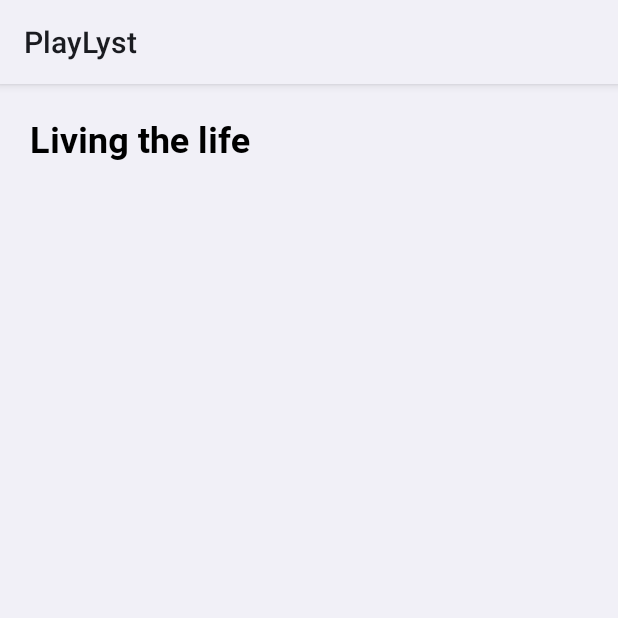
After one commit to JuliaJamnicka/PlayLyst, an Android app: the fragment MoodAddEditFragment shown on its own in the app's theme, on a phone screen of 412 x 824 dp, the top half of it. The commit adds this screen. Run offline under Robolectric (Android 15) with nearby library versions, the phone set to English and light mode, and no system bars.

Commit message:
added mood layouts and fragment

```diff
--- /dev/null
+++ b/app/src/main/java/cz/muni/fi/pv239/juliajamnicka/playlyst/ui/moods/MoodAddEditFragment.kt
@@ -0,0 +1,27 @@
+package cz.muni.fi.pv239.juliajamnicka.playlyst.ui.moods
+
+import android.os.Bundle
+import androidx.fragment.app.Fragment
+import android.view.LayoutInflater
+import android.view.View
+import android.view.ViewGroup
+import cz.muni.fi.pv239.juliajamnicka.playlyst.databinding.FragmentMoodAddEditBinding
+import cz.muni.fi.pv239.juliajamnicka.playlyst.repository.MoodRepository
+
+
+class MoodAddEditFragment : Fragment() {
+    private lateinit var binding: FragmentMoodAddEditBinding
+    private val moodRepository: MoodRepository by lazy {
+        MoodRepository(requireContext())
+    }
+
+    override fun onCreateView(
+        inflater: LayoutInflater, container: ViewGroup?,
+        savedInstanceState: Bundle?
+    ): View {
+        binding = FragmentMoodAddEditBinding.inflate(layoutInflater, container, false)
+        return binding.root
+    }
+
+
+}
--- /dev/null
+++ b/app/src/main/res/layout/fragment_mood_add_edit.xml
@@ -0,0 +1,30 @@
+<?xml version="1.0" encoding="utf-8"?>
+<androidx.constraintlayout.widget.ConstraintLayout xmlns:android="http://schemas.android.com/apk/res/android"
+    xmlns:app="http://schemas.android.com/apk/res-auto"
+    xmlns:tools="http://schemas.android.com/tools"
+    android:layout_width="match_parent"
+    android:layout_height="match_parent">
+
+    <TextView
+        android:id="@+id/mood_name"
+        android:layout_width="wrap_content"
+        android:layout_height="wrap_content"
+        android:fontFamily="@font/roboto_bold"
+        android:textColor="@color/black"
+        android:textSize="24sp"
+        android:text="Living the life"
+        android:layout_margin="20dp"
+        app:layout_constraintStart_toStartOf="parent"
+        app:layout_constraintTop_toTopOf="parent" />
+
+    <androidx.recyclerview.widget.RecyclerView
+        android:id="@+id/moods"
+        android:layout_width="match_parent"
+        android:layout_height="wrap_content"
+        tools:listitem="@layout/mood_attribute"
+        android:layout_marginTop="20dp"
+        app:layout_constraintTop_toBottomOf="@id/mood_name"
+        app:layout_constraintStart_toStartOf="parent"
+        app:layout_constraintEnd_toEndOf="parent" />
+
+</androidx.constraintlayout.widget.ConstraintLayout>
--- a/app/src/main/res/layout/item_mood.xml
+++ b/app/src/main/res/layout/item_mood.xml
@@ -1,7 +1,7 @@
 <?xml version="1.0" encoding="utf-8"?>
 <androidx.constraintlayout.widget.ConstraintLayout xmlns:android="http://schemas.android.com/apk/res/android"
     android:layout_width="match_parent"
-    android:layout_height="match_parent"
+    android:layout_height="wrap_content"
     xmlns:app="http://schemas.android.com/apk/res-auto">
 
     <ImageView
```
Also changed, not shown: app/src/main/res/layout/mood_attribute.xml (added, +37 -0 lines), app/src/main/res/values/arrays.xml (added, +7 -0 lines).
